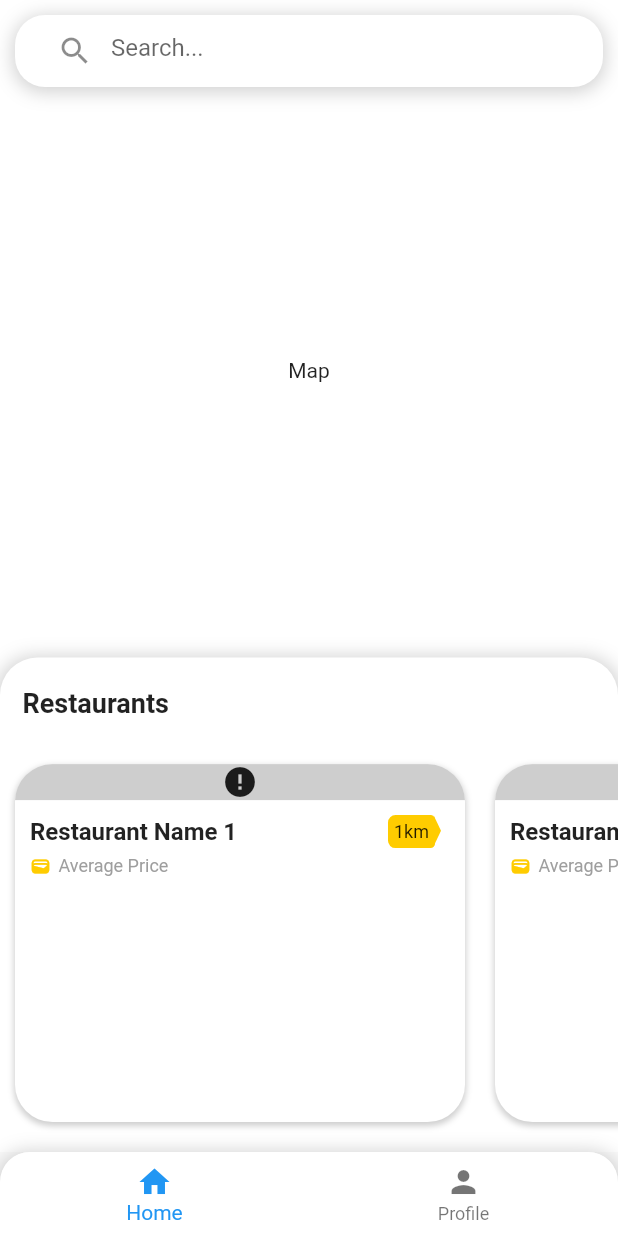
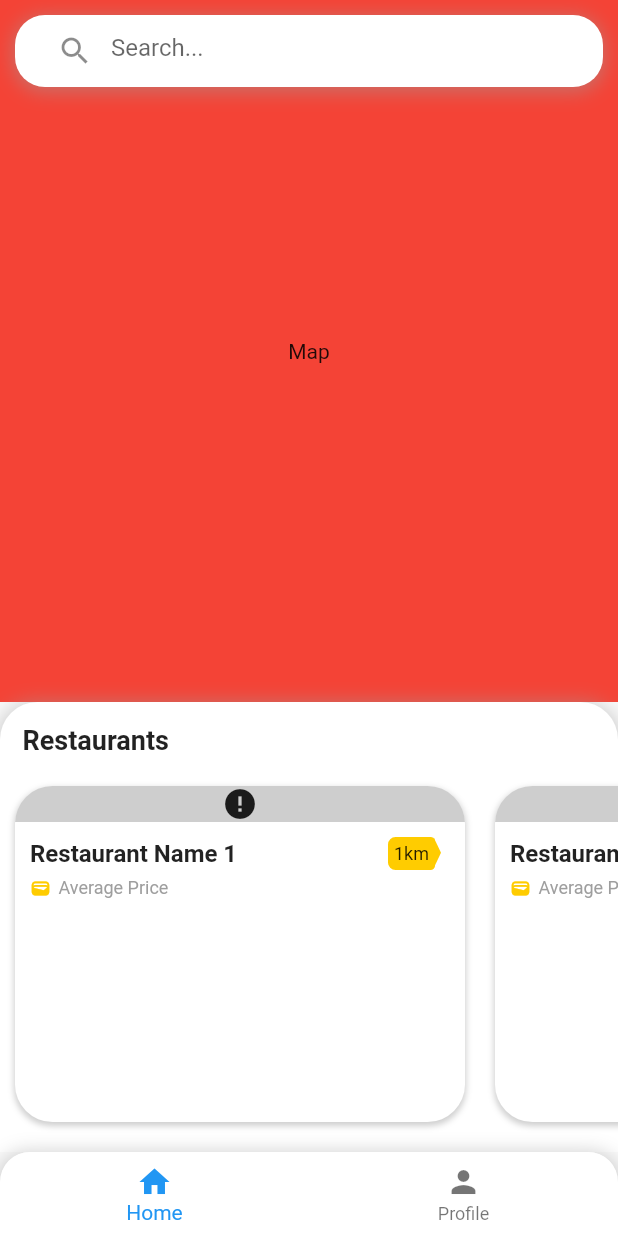
Before and after one commit to Gurung-Manish/afno-app, a Flutter app: the screen it shows after launch, on a phone screen of 412 x 824 dp. Run offline on Flutter 3.47's test engine with Material 2 defaults, Android fonts, the phone set to English and light mode, and no system bars; drawn by our look-alikes of cached_network_image; our stand-ins replace bloc, carousel_slider, flutter_bloc, freezed_annotation, go_router, url_strategy; network calls fail.

Commit message:
all design changes

```diff
--- a/lib/features/dashboard/presentation/pages/dashboard_page.dart
+++ b/lib/features/dashboard/presentation/pages/dashboard_page.dart
@@ -13,12 +13,25 @@ class _DashboardPageState extends State<DashboardPage> {
   Widget build(BuildContext context) {
     return Column(
       children: [
-        Expanded(
-          child: Stack(
+        Flexible(flex: 1, child: DashboardMapView()),
+        BottomDashboardView(),
+      ],
+    );
+  }
+}
+
+class DashboardMapView extends StatelessWidget {
+  const DashboardMapView({
+    super.key,
+  });
+
+  @override
+  Widget build(BuildContext context) {
+    return Stack(
       children: [
         Container(
-                color: Colors.white,
-                height: MediaQuery.of(context).size.height * 0.6,
+          color: Colors.red,
+          //height: MediaQuery.of(context).size.height * 0.5,
           child: const Center(
             child: Text("Map"),
           ),
@@ -57,15 +70,6 @@ class _DashboardPageState extends State<DashboardPage> {
             ),
           ),
         ),
-              const Positioned(
-                bottom: 0,
-                left: 0,
-                right: 0,
-                child: BottomDashboardView(),
-              ),
-            ],
-          ),
-        ),
       ],
     );
   }
--- a/lib/features/dashboard/presentation/widgets/bottom_dashboard_view.dart
+++ b/lib/features/dashboard/presentation/widgets/bottom_dashboard_view.dart
@@ -9,10 +9,7 @@ class BottomDashboardView extends StatelessWidget {
   @override
   Widget build(BuildContext context) {
     return Container(
-        constraints: const BoxConstraints(
-          minHeight: 300,
-        ),
-        height: MediaQuery.of(context).size.height * 0.4,
+        height: 300,
         decoration: BoxDecoration(
           boxShadow: [
             BoxShadow(
@@ -32,14 +29,14 @@ class BottomDashboardView extends StatelessWidget {
           crossAxisAlignment: CrossAxisAlignment.start,
           children: [
             const Padding(
-              padding: EdgeInsets.only(top: 20, right: 15, left: 15),
+              padding: EdgeInsets.only(top: 15, right: 15, left: 15),
               child: Text(
                 "Restaurants",
                 style: TextStyle(fontWeight: FontWeight.bold, fontSize: 18),
               ),
             ),
             const SizedBox(
-              height: 20,
+              height: 10,
             ),
             Expanded(
               child: ListView.builder(
--- a/lib/features/restaurant/presentation/widgets/opening_hours.dart
+++ b/lib/features/restaurant/presentation/widgets/opening_hours.dart
@@ -21,7 +21,7 @@ class OpeningHours extends StatelessWidget {
           height: 10,
         ),
         SizedBox(
-          height: 100,
+          height: 110,
           child: ListView.builder(
               itemCount: 7,
               itemBuilder: (context, index) {
@@ -55,6 +55,9 @@ class OpeningHours extends StatelessWidget {
                         ),
                       ],
                     ),
+                    const SizedBox(
+                      height: 2,
+                    )
                   ],
                 );
               }),
--- a/pubspec.yaml
+++ b/pubspec.yaml
@@ -33,6 +33,7 @@ dependencies:
   json_serializable: ^6.7.1
   google_maps_flutter: ^2.4.0
   google_maps_flutter_web: ^0.5.3
+  carousel_slider: ^4.2.1
 
 dev_dependencies:
   flutter_test:
```
Also changed, not shown: lib/features/restaurant/presentation/pages/restaurant_page.dart (+106 -27 lines), pubspec.lock. Lines whose indentation alone changed are shown as unchanged.
